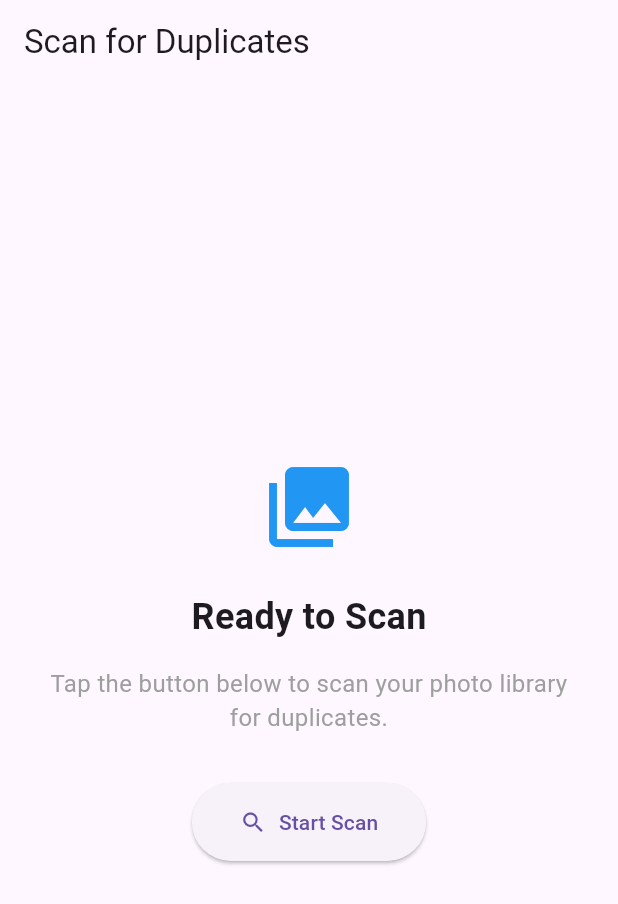
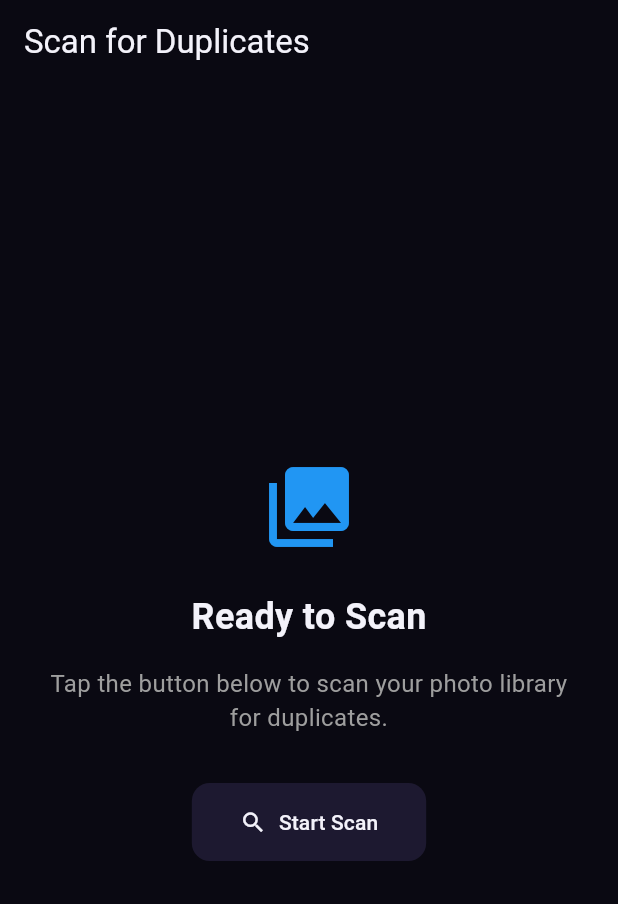
Before and after one commit to nascimentolwtn/dupe-sweep, a Flutter app: the screen it shows after launch, on a phone screen of 412 x 824 dp. Shown: the top 904 px of the screen. Run offline on Flutter 3.47's test engine with Material 3 defaults, Android fonts, the phone set to English and light mode, and no system bars; our stand-ins replace permission_handler; missing offline and left inert: photo_manager.

Commit message:
Add Midnight Gem dark theme
Replaces the default Material blue-on-white MVP look with a dark,
jewel-toned palette (matches the new diamond app icon) across the
permission and review-empty-state screens, plus a shared gradient CTA
button.

```diff
--- a/lib/main.dart
+++ b/lib/main.dart
@@ -5,6 +5,7 @@ import 'models/photo_item.dart';
 import 'screens/permission_screen.dart';
 import 'screens/scan_progress_screen.dart';
 import 'screens/duplicate_review_screen.dart';
+import 'theme/app_theme.dart';
 
 void main() {
   runApp(const DupesweepApp());
@@ -21,10 +22,7 @@ class DupesweepApp extends StatelessWidget {
       ],
       child: MaterialApp(
         title: 'DupeSweep',
-        theme: ThemeData(
-          primarySwatch: Colors.blue,
-          useMaterial3: true,
-        ),
+        theme: buildAppTheme(),
         home: const PermissionScreen(),
       ),
     );
--- /dev/null
+++ b/lib/theme/app_theme.dart
@@ -0,0 +1,96 @@
+import 'package:flutter/material.dart';
+
+/// "Midnight Gem" palette: matches the faceted diamond app icon
+/// (near-black indigo ground, cyan-to-violet accent, mint marks the
+/// keeper photo).
+class AppColors {
+  AppColors._();
+
+  static const bgTop = Color(0xFF0A0912);
+  static const bgBottom = Color(0xFF050409);
+  static const surface = Color(0xFF15121F);
+  static const surfaceElevated = Color(0xFF1D1930);
+  static const border = Color(0x1FFFFFFF);
+
+  static const accentCyan = Color(0xFF4FD1FF);
+  static const accentViolet = Color(0xFF6E46FF);
+  static const accentBest = Color(0xFF7CFFC4);
+  static const danger = Color(0xFFD64545);
+
+  static const textPrimary = Color(0xFFF3F2FA);
+  static const textSecondary = Color(0xFF9A93B3);
+
+  static const accentGradient = LinearGradient(
+    colors: [accentCyan, accentViolet],
+    begin: Alignment.centerLeft,
+    end: Alignment.centerRight,
+  );
+}
+
+ThemeData buildAppTheme() {
+  final colorScheme = ColorScheme.fromSeed(
+    seedColor: AppColors.accentViolet,
+    brightness: Brightness.dark,
+    primary: AppColors.accentCyan,
+    secondary: AppColors.accentViolet,
+    surface: AppColors.surface,
+    error: AppColors.danger,
+  );
+
+  return ThemeData(
+    useMaterial3: true,
+    brightness: Brightness.dark,
+    colorScheme: colorScheme,
+    scaffoldBackgroundColor: AppColors.bgTop,
+    appBarTheme: const AppBarTheme(
+      backgroundColor: AppColors.bgTop,
+      foregroundColor: AppColors.textPrimary,
+      elevation: 0,
+    ),
+    textTheme: ThemeData.dark().textTheme.apply(
+          bodyColor: AppColors.textPrimary,
+          displayColor: AppColors.textPrimary,
+        ),
+    cardTheme: CardThemeData(
+      color: AppColors.surface,
+      elevation: 0,
+      shape: RoundedRectangleBorder(
+        borderRadius: BorderRadius.circular(16),
+        side: const BorderSide(color: AppColors.border),
+      ),
+      margin: const EdgeInsets.all(8),
+    ),
+    dividerTheme: const DividerThemeData(color: AppColors.border),
+    elevatedButtonTheme: ElevatedButtonThemeData(
+      style: ElevatedButton.styleFrom(
+        backgroundColor: AppColors.surfaceElevated,
+        foregroundColor: AppColors.textPrimary,
+        elevation: 0,
+        padding: const EdgeInsets.symmetric(horizontal: 20, vertical: 14),
+        shape: RoundedRectangleBorder(
+          borderRadius: BorderRadius.circular(12),
+        ),
+      ),
+    ),
+    textButtonTheme: TextButtonThemeData(
+      style: TextButton.styleFrom(foregroundColor: AppColors.accentCyan),
+    ),
+    progressIndicatorTheme: const ProgressIndicatorThemeData(
+      color: AppColors.accentCyan,
+      linearTrackColor: AppColors.surfaceElevated,
+    ),
+    snackBarTheme: const SnackBarThemeData(
+      backgroundColor: AppColors.surfaceElevated,
+      contentTextStyle: TextStyle(color: AppColors.textPrimary),
+    ),
+    dialogTheme: DialogThemeData(
+      backgroundColor: AppColors.surface,
+      shape: RoundedRectangleBorder(borderRadius: BorderRadius.circular(16)),
+    ),
+    chipTheme: ChipThemeData(
+      backgroundColor: AppColors.surfaceElevated,
+      labelStyle: const TextStyle(color: AppColors.textPrimary),
+      side: BorderSide.none,
+    ),
+  );
+}
```
Also changed, not shown: lib/screens/duplicate_review_screen.dart (+7 -3 lines), lib/screens/permission_screen.dart (+16 -15 lines), lib/widgets/gradient_button.dart (added, +58 -0 lines).
